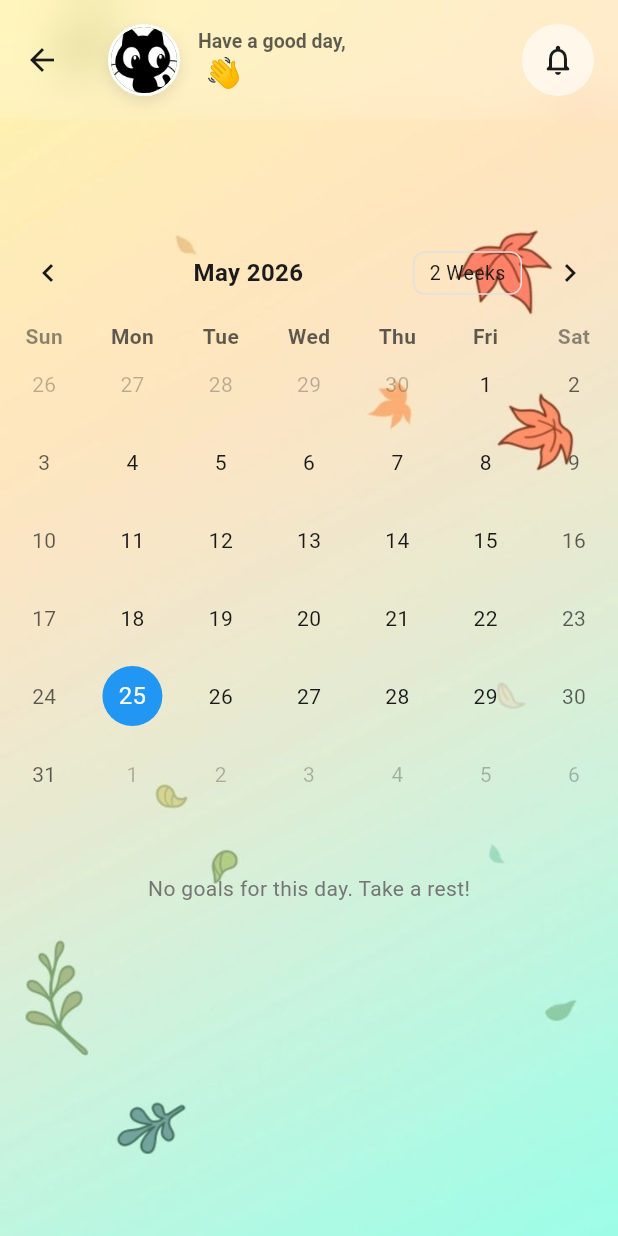
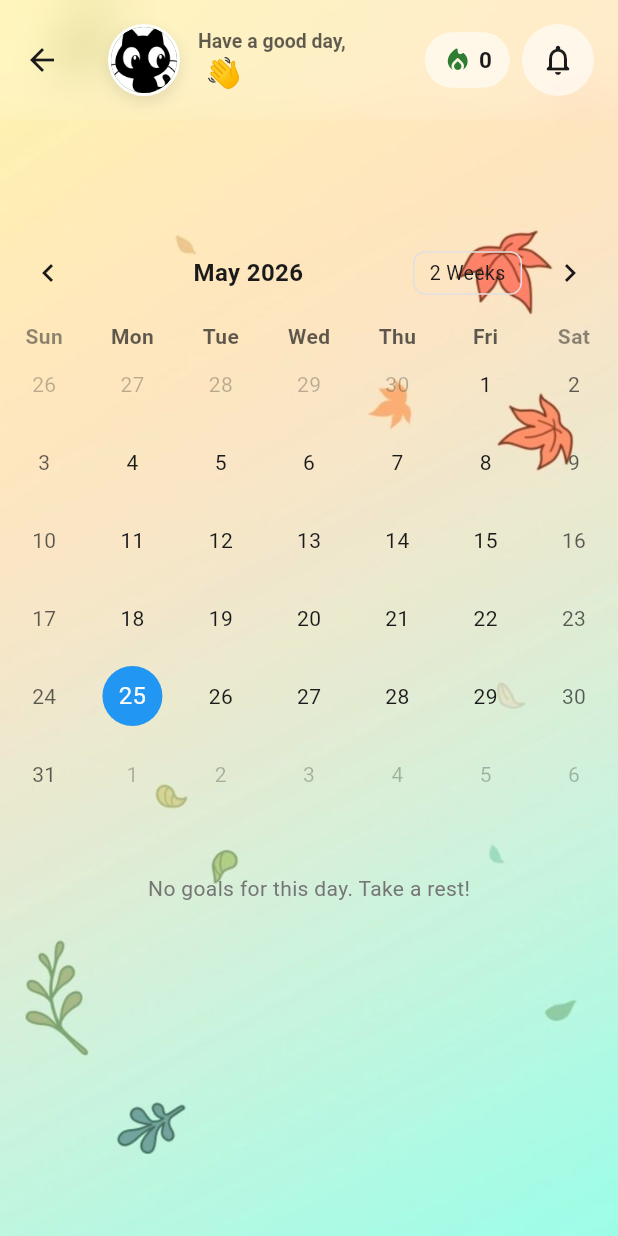
Before and after one commit to Binsadboiiz/StudyFlow, a Flutter app: the HomeScreen screen opened directly, on a phone screen of 412 x 824 dp. Run offline on Flutter 3.47's test engine with Material 3 defaults, Android fonts, the light colour scheme and no system bars; drawn by our look-alikes of table_calendar; our stand-ins replace cloud_firestore, firebase_auth, firebase_core, shared_preferences; accounts and stored records are empty.

Commit message:
Refactor and enhance user notification system; add user streak tracking and task management features
- Simplified GlobalSnackbar widget initialization.
- Introduced user streak tracking in UserModel and UserEntity.
- Enhanced AuthRemoteDatasource to include user changes stream.
- Updated AuthRepositoryImpl to utilize user changes for authentication state.
- Modified HomeScreen to display user streak.
- Implemented task streak update logic in TaskRemoteDatasource.
- Improved task form modal to utilize notification service for task updates.
- Refactored Firebase options to handle unsupported platforms gracefully.
- Cleaned up main.dart for better initialization flow and added notification service.

```diff
--- a/lib/core/services/notification/app_notification.dart
+++ b/lib/core/services/notification/app_notification.dart
@@ -1,4 +1,3 @@
-import 'package:flutter/material.dart';
 import 'package:studyflow/core/services/notification/notification_type.dart';
 
 class AppNotification {
--- a/lib/core/services/widgets/global_snackbar.dart
+++ b/lib/core/services/widgets/global_snackbar.dart
@@ -10,10 +10,7 @@ import 'package:studyflow/core/services/notification/notification_type.dart';
 class GlobalSnackbar extends StatefulWidget {
   final Widget child;
 
-  const GlobalSnackbar({
-    super.key,
-    required this.child,
-  });
+  const GlobalSnackbar({super.key, required this.child});
 
   @override
   State<GlobalSnackbar> createState() => _GlobalSnackbarState();
@@ -48,7 +45,7 @@ class _GlobalSnackbarState extends State<GlobalSnackbar> {
   void _showNotification(AppNotification notification) {
     Color backgroundColor;
 
-    switch(notification.type) {
+    switch (notification.type) {
       case NotificationType.success:
         backgroundColor = Colors.green;
         break;
@@ -66,15 +63,15 @@ class _GlobalSnackbarState extends State<GlobalSnackbar> {
         break;
     }
 
-    ScaffoldMessenger.of(context).showSnackBar(
-      SnackBar(content: Text(
-        notification.message
-        ),
-        backgroundColor: backgroundColor,
-        behavior: SnackBarBehavior.floating,
-        duration: const Duration(seconds: 3),
-      ),
-    );
+    NotificationService.instance.scaffoldMessengerKey.currentState
+        ?.showSnackBar(
+          SnackBar(
+            content: Text(notification.message),
+            backgroundColor: backgroundColor,
+            behavior: SnackBarBehavior.floating,
+            duration: const Duration(seconds: 3),
+          ),
+        );
   }
 
   @override
--- a/lib/features/auth/domain/entities/user_entity.dart
+++ b/lib/features/auth/domain/entities/user_entity.dart
@@ -3,11 +3,17 @@ class UserEntity {
   final String username;
   final String email;
   final String fullName;
+  final int streak;
+  final int dailyTargetMinutes;
+  final DateTime? lastStreakDate;
 
   UserEntity({
     required this.id,
     required this.username,
     required this.email,
     required this.fullName,
+    this.streak = 0,
+    this.dailyTargetMinutes = 120,
+    this.lastStreakDate,
   });
 }
--- a/lib/features/home/presentation/screens/home_screen.dart
+++ b/lib/features/home/presentation/screens/home_screen.dart
@@ -16,6 +16,7 @@ class HomeScreen extends StatelessWidget {
   Widget build(BuildContext context) {
     final user = context.watch<AuthViewmodel>().currentUser;
     final displayName = user?.fullName ?? 'Guest';
+    final streak = user?.streak ?? 0;
     final theme = Theme.of(context);
     final isDark = theme.brightness == Brightness.dark;
 
@@ -48,12 +49,14 @@ class HomeScreen extends StatelessWidget {
                     color: Colors.black.withValues(alpha: 0.1),
                     blurRadius: 8,
                     offset: const Offset(0, 4),
-                  )
+                  ),
                 ],
               ),
               child: const CircleAvatar(
                 radius: 22,
-                backgroundImage: AssetImage('assets/images/8b4635fd93dc6e874f686435da83a210.jpg'),
+                backgroundImage: AssetImage(
+                  'assets/images/8b4635fd93dc6e874f686435da83a210.jpg',
+                ),
               ),
             ),
             const SizedBox(width: 12),
@@ -82,6 +85,35 @@ class HomeScreen extends StatelessWidget {
           ],
         ),
         actions: [
+          Container(
+            margin: const EdgeInsets.only(right: 8),
+            padding: const EdgeInsets.symmetric(horizontal: 12, vertical: 8),
+            decoration: BoxDecoration(
+              color: isDark
+                  ? Colors.white.withValues(alpha: 0.1)
+                  : Colors.white.withValues(alpha: 0.6),
+              borderRadius: BorderRadius.circular(20),
+            ),
+            child: Row(
+              mainAxisSize: MainAxisSize.min,
+              children: [
+                const Icon(
+                  Icons.local_fire_department_rounded,
+                  color: AppColors.accent,
+                  size: 20,
+                ),
+                const SizedBox(width: 4),
+                Text(
+                  '$streak',
+                  style: TextStyle(
+                    color: theme.colorScheme.onSurface,
+                    fontWeight: FontWeight.bold,
+                    fontSize: 15,
+                  ),
+                ),
+              ],
+            ),
+          ),
           Padding(
             padding: const EdgeInsets.only(right: 16.0),
             child: Container(
@@ -99,7 +131,7 @@ class HomeScreen extends StatelessWidget {
                 onPressed: () {},
               ),
             ),
-          )
+          ),
         ],
       ),
 
@@ -107,32 +139,27 @@ class HomeScreen extends StatelessWidget {
       body: Container(
         decoration: BoxDecoration(
           color: isDark ? AppColors.backgroundDark : null,
-          image: isDark ? null : const DecorationImage(
-            image: AssetImage('assets/backgrounds/background_app.jpg'),
-            fit: BoxFit.cover,
-          ),
+          image: isDark
+              ? null
+              : const DecorationImage(
+                  image: AssetImage('assets/backgrounds/background_app.jpg'),
+                  fit: BoxFit.cover,
+                ),
         ),
         child: SafeArea(
-          bottom: false, // Không cần thiết lập SafeArea cho bottom vì có extendBody rồi
+          bottom:
+              false, // Không cần thiết lập SafeArea cho bottom vì có extendBody rồi
           child: CustomScrollView(
             slivers: [
               // Khoảng trống đẩy nội dung xuống dưới AppBar
-              const SliverToBoxAdapter(
-                child: SizedBox(height: 70),
-              ),
+              const SliverToBoxAdapter(child: SizedBox(height: 70)),
               // 1. Phần Widget hiển thị lịch
-              const SliverToBoxAdapter(
-                child: HomeCalendar(),
-              ),
-              const SliverToBoxAdapter(
-                child: SizedBox(height: 8),
-              ),
+              const SliverToBoxAdapter(child: HomeCalendar()),
+              const SliverToBoxAdapter(child: SizedBox(height: 8)),
               // 2. Phần Widget hiển thị danh sách mục tiêu hằng ngày
               // Dùng SliverFillRemaining với hasScrollBody: false để DailyGoalList
               // chiếm phần còn lại và scroll cùng Calendar
-              const SliverToBoxAdapter(
-                child: DailyGoalList(),
-              ),
+              const SliverToBoxAdapter(child: DailyGoalList()),
             ],
           ),
         ),
--- a/lib/features/home/presentation/screens/main_screen.dart
+++ b/lib/features/home/presentation/screens/main_screen.dart
@@ -1,6 +1,5 @@
 import 'package:flutter/material.dart';
 import 'package:provider/provider.dart';
-import 'package:studyflow/core/theme/app_theme.dart';
 import 'package:studyflow/features/home/presentation/screens/home_screen.dart';
 import 'package:studyflow/features/home/presentation/viewmodels/home_viewmodel.dart';
 import 'package:studyflow/features/task/presentation/screens/task_screen.dart';
```
Also changed, not shown: lib/core/services/notification/notification_service.dart (+35 -6 lines), lib/features/auth/data/datasource/auth_remote_datasource.dart (+34 -6 lines), lib/features/auth/data/models/user_model.dart (+8 -2 lines), lib/features/auth/data/repositories/auth_repository_impl.dart (+43 -24 lines), lib/features/task/data/datasource/task_remote_datasource.dart (+76 -9 lines), lib/features/task/presentation/widgets/task_form_modal.dart (+281 -52 lines), lib/main.dart (+7 -6 lines), lib/firebase_options.dart.
